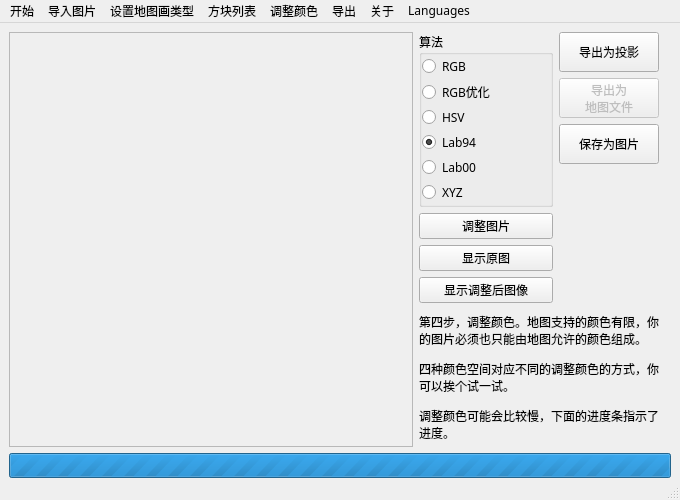
The window that others/mainwindow.ui (SlopeCraft/SlopeCraft) describes before a commit, drawn with Qt 5.
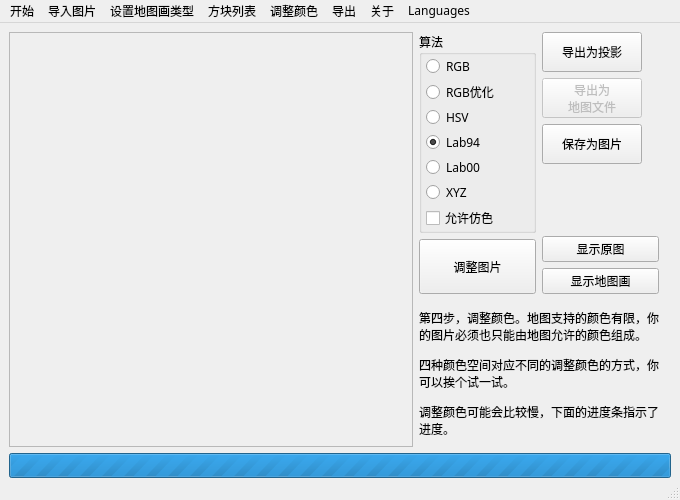
The same window after the commit. The open tabs and pages were chosen to show the change. Icons and pictures are not drawn.

Diff of the .ui file:
```diff
--- a/others/mainwindow.ui
+++ b/others/mainwindow.ui
@@ -8615,7 +8615,7 @@
             <property name="rightMargin">
              <number>0</number>
             </property>
-            <item row="4" column="0" colspan="2">
+            <item row="2" column="0" colspan="2">
              <widget class="QLabel" name="label_10">
               <property name="sizePolicy">
                <sizepolicy hsizetype="Preferred" vsizetype="Expanding">
@@ -8631,6 +8631,159 @@
               </property>
              </widget>
             </item>
+            <item row="0" column="1" rowspan="2">
+             <layout class="QVBoxLayout" name="verticalLayout_67">
+              <property name="rightMargin">
+               <number>0</number>
+              </property>
+              <item>
+               <widget class="QPushButton" name="ExLite">
+                <property name="sizePolicy">
+                 <sizepolicy hsizetype="Fixed" vsizetype="Minimum">
+                  <horstretch>0</horstretch>
+                  <verstretch>0</verstretch>
+                 </sizepolicy>
+                </property>
+                <property name="minimumSize">
+                 <size>
+                  <width>100</width>
+                  <height>40</height>
+                 </size>
+                </property>
+                <property name="maximumSize">
+                 <size>
+                  <width>100</width>
+                  <height>40</height>
+                 </size>
+                </property>
+                <property name="font">
+                 <font>
+                  <family>微软雅黑</family>
+                  <pointsize>9</pointsize>
+                 </font>
+                </property>
+                <property name="text">
+                 <string>导出为投影</string>
+                </property>
+               </widget>
+              </item>
+              <item>
+               <widget class="QPushButton" name="ExData">
+                <property name="enabled">
+                 <bool>false</bool>
+                </property>
+                <property name="sizePolicy">
+                 <sizepolicy hsizetype="Fixed" vsizetype="Minimum">
+                  <horstretch>0</horstretch>
+                  <verstretch>0</verstretch>
+                 </sizepolicy>
+                </property>
+                <property name="minimumSize">
+                 <size>
+                  <width>100</width>
+                  <height>40</height>
+                 </size>
+                </property>
+                <property name="maximumSize">
+                 <size>
+                  <width>100</width>
+                  <height>40</height>
+                 </size>
+                </property>
+                <property name="font">
+                 <font>
+                  <family>微软雅黑</family>
+                 </font>
+                </property>
+                <property name="text">
+                 <string>导出为
+地图文件</string>
+                </property>
+               </widget>
+              </item>
+              <item>
+               <widget class="QPushButton" name="ExImage">
+                <property name="sizePolicy">
+                 <sizepolicy hsizetype="Preferred" vsizetype="Preferred">
+                  <horstretch>0</horstretch>
+                  <verstretch>0</verstretch>
+                 </sizepolicy>
+                </property>
+                <property name="minimumSize">
+                 <size>
+                  <width>100</width>
+                  <height>40</height>
+                 </size>
+                </property>
+                <property name="maximumSize">
+                 <size>
+                  <width>100</width>
+                  <height>40</height>
+                 </size>
+                </property>
+                <property name="font">
+                 <font>
+                  <family>微软雅黑</family>
+                 </font>
+                </property>
+                <property name="text">
+                 <string>保存为图片</string>
+                </property>
+               </widget>
+              </item>
+              <item>
+               <spacer name="verticalSpacer_4">
+                <property name="orientation">
+                 <enum>Qt::Vertical</enum>
+                </property>
+                <property name="sizeHint" stdset="0">
+                 <size>
+                  <width>20</width>
+                  <height>40</height>
+                 </size>
+                </property>
+               </spacer>
+              </item>
+              <item>
+               <widget class="QPushButton" name="ShowRaw">
+                <property name="minimumSize">
+                 <size>
+                  <width>100</width>
+                  <height>20</height>
+                 </size>
+                </property>
+                <property name="font">
+                 <font>
+                  <family>微软雅黑</family>
+                  <pointsize>9</pointsize>
+                 </font>
+                </property>
+                <property name="text">
+                 <string>显示原图</string>
+                </property>
+               </widget>
+              </item>
+              <item>
+               <widget class="QPushButton" name="ShowAdjed">
+                <property name="minimumSize">
+                 <size>
+                  <width>100</width>
+                  <height>20</height>
+                 </size>
+                </property>
+                <property name="font">
+                 <font>
+                  <family>微软雅黑</family>
+                  <pointsize>9</pointsize>
+                 </font>
+                </property>
+                <property name="text">
+                 <string>显示地图画</string>
+                </property>
+               </widget>
+              </item>
+             </layout>
+            </item>
             <item row="0" column="0">
              <widget class="QGroupBox" name="ColorSpace">
               <property name="font">
@@ -8647,7 +8800,7 @@
                 <number>2</number>
                </property>
                <property name="leftMargin">
-                <number>0</number>
+                <number>4</number>
                </property>
                <property name="topMargin">
                 <number>0</number>
@@ -8737,53 +8890,33 @@
                  </property>
                 </widget>
                </item>
+               <item>
+                <widget class="QCheckBox" name="AllowDither">
+                 <property name="font">
+                  <font>
+                   <family>微软雅黑</family>
+                  </font>
+                 </property>
+                 <property name="text">
+                  <string>允许仿色</string>
+                 </property>
+                </widget>
+               </item>
               </layout>
              </widget>
             </item>
-            <item row="3" column="0">
-             <widget class="QPushButton" name="ShowAdjed">
-              <property name="minimumSize">
-               <size>
-                <width>100</width>
-                <height>20</height>
-               </size>
-              </property>
-              <property name="font">
-               <font>
-                <family>微软雅黑</family>
-                <pointsize>9</pointsize>
-               </font>
-              </property>
-              <property name="text">
-               <string>显示调整后图像</string>
-              </property>
-             </widget>
-            </item>
-            <item row="2" column="0">
-             <widget class="QPushButton" name="ShowRaw">
-              <property name="minimumSize">
-               <size>
-                <width>100</width>
-                <height>20</height>
-               </size>
-              </property>
-              <property name="font">
-               <font>
-                <family>微软雅黑</family>
-                <pointsize>9</pointsize>
-               </font>
-              </property>
-              <property name="text">
-               <string>显示原图</string>
-              </property>
-             </widget>
-            </item>
             <item row="1" column="0">
              <widget class="QPushButton" name="AdjPicColor">
+              <property name="sizePolicy">
+               <sizepolicy hsizetype="Minimum" vsizetype="Fixed">
+                <horstretch>0</horstretch>
+                <verstretch>0</verstretch>
+               </sizepolicy>
+              </property>
               <property name="minimumSize">
                <size>
                 <width>100</width>
-                <height>20</height>
+                <height>55</height>
                </size>
               </property>
               <property name="font">
@@ -8797,121 +8930,6 @@
               </property>
              </widget>
             </item>
-            <item row="0" column="1" rowspan="4">
-             <layout class="QVBoxLayout" name="verticalLayout_67">
-              <property name="rightMargin">
-               <number>0</number>
-              </property>
-              <item>
-               <widget class="QPushButton" name="ExLite">
-                <property name="sizePolicy">
-                 <sizepolicy hsizetype="Fixed" vsizetype="Minimum">
-                  <horstretch>0</horstretch>
-                  <verstretch>0</verstretch>
-                 </sizepolicy>
-                </property>
-                <property name="minimumSize">
-                 <size>
-                  <width>100</width>
-                  <height>40</height>
-                 </size>
-                </property>
-                <property name="maximumSize">
-                 <size>
-                  <width>100</width>
-                  <height>40</height>
-                 </size>
-                </property>
-                <property name="font">
-                 <font>
-                  <family>微软雅黑</family>
-                  <pointsize>9</pointsize>
-                 </font>
-                </property>
-                <property name="text">
-                 <string>导出为投影</string>
-                </property>
-               </widget>
-              </item>
-              <item>
-               <widget class="QPushButton" name="ExData">
-                <property name="enabled">
-                 <bool>false</bool>
-                </property>
-                <property name="sizePolicy">
-                 <sizepolicy hsizetype="Fixed" vsizetype="Minimum">
-                  <horstretch>0</horstretch>
-                  <verstretch>0</verstretch>
-                 </sizepolicy>
-                </property>
-                <property name="minimumSize">
-                 <size>
-                  <width>100</width>
-                  <height>40</height>
-                 </size>
-                </property>
-                <property name="maximumSize">
-                 <size>
-                  <width>100</width>
-                  <height>40</height>
-                 </size>
-                </property>
-                <property name="font">
-                 <font>
-                  <family>微软雅黑</family>
-                 </font>
-                </property>
-                <property name="text">
-                 <string>导出为
-地图文件</string>
-                </property>
-               </widget>
-              </item>
-              <item>
-               <widget class="QPushButton" name="ExImage">
-                <property name="sizePolicy">
-                 <sizepolicy hsizetype="Preferred" vsizetype="Preferred">
-                  <horstretch>0</horstretch>
-                  <verstretch>0</verstretch>
-                 </sizepolicy>
-                </property>
-                <property name="minimumSize">
-                 <size>
-                  <width>100</width>
-                  <height>40</height>
-                 </size>
-                </property>
-                <property name="maximumSize">
-                 <size>
-                  <width>100</width>
-                  <height>40</height>
-                 </size>
-                </property>
-                <property name="font">
-                 <font>
-                  <family>微软雅黑</family>
-                 </font>
-                </property>
-                <property name="text">
-                 <string>保存为图片</string>
-                </property>
-               </widget>
-              </item>
-              <item>
-               <spacer name="verticalSpacer_4">
-                <property name="orientation">
-                 <enum>Qt::Vertical</enum>
-                </property>
-                <property name="sizeHint" stdset="0">
-                 <size>
-                  <width>20</width>
-                  <height>40</height>
-                 </size>
-                </property>
-               </spacer>
-              </item>
-             </layout>
-            </item>
            </layout>
           </item>
           <item row="1" column="0">
```
Left out of the diff: 27 changed lines with no effect on the pictures.
